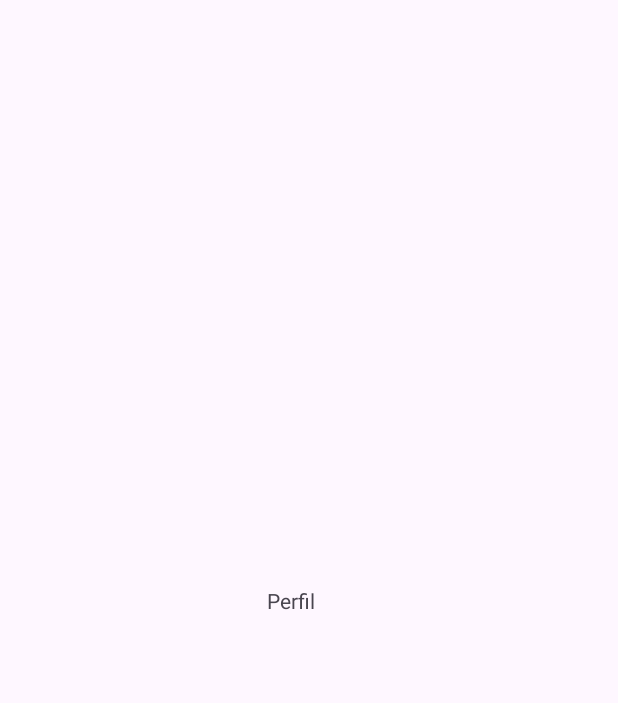
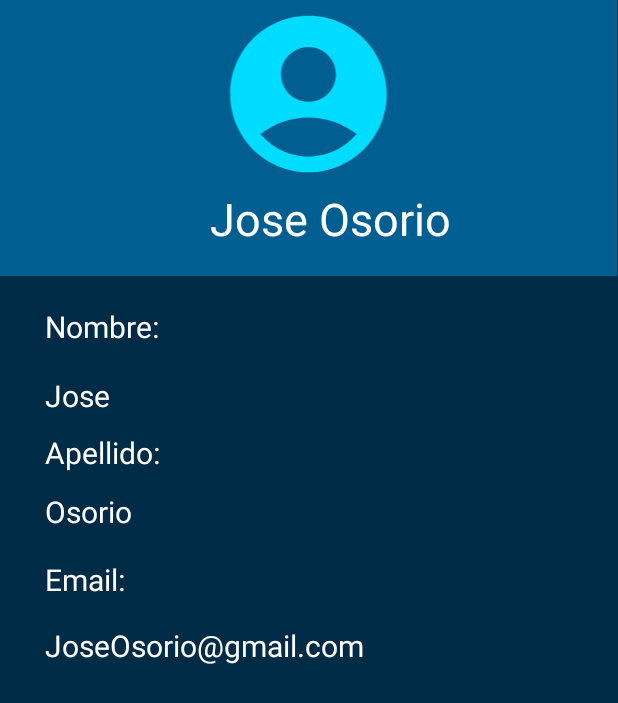
Before and after one commit to AlexaderW/ProyectoApp, an Android app: the Perfil screen opened directly, with no data from a screen before it, on a phone screen of 412 x 824 dp. Before the commit the part shown is almost empty. Shown: the top 703 px of the screen. Run offline under Robolectric (Android 15) with nearby library versions, the phone set to English and light mode, and no system bars.

Commit message:
perfil completado

```diff
--- /dev/null
+++ b/chacomboApp/app/src/main/res/drawable/icono_user.xml
@@ -0,0 +1,5 @@
+<vector android:height="24dp" android:tint="#00DCFF"
+    android:viewportHeight="24" android:viewportWidth="24"
+    android:width="24dp" xmlns:android="http://schemas.android.com/apk/res/android">
+    <path android:fillColor="@android:color/white" android:pathData="M12,2C6.48,2 2,6.48 2,12s4.48,10 10,10s10,-4.48 10,-10S17.52,2 12,2zM12,6c1.93,0 3.5,1.57 3.5,3.5S13.93,13 12,13s-3.5,-1.57 -3.5,-3.5S10.07,6 12,6zM12,20c-2.03,0 -4.43,-0.82 -6.14,-2.88C7.55,15.8 9.68,15 12,15s4.45,0.8 6.14,2.12C16.43,19.18 14.03,20 12,20z"/>
+</vector>
--- a/chacomboApp/app/src/main/res/layout/activity_perfil.xml
+++ b/chacomboApp/app/src/main/res/layout/activity_perfil.xml
@@ -6,17 +6,97 @@
     android:layout_height="match_parent"
     tools:context=".Perfil">
 
-    <TextView
-        android:id="@+id/textView9"
-        android:layout_width="wrap_content"
-        android:layout_height="wrap_content"
-        android:layout_marginStart="177dp"
-        android:layout_marginTop="344dp"
-        android:layout_marginEnd="201dp"
-        android:layout_marginBottom="368dp"
-        android:text="Perfil"
+    <LinearLayout
+        android:layout_width="414dp"
+        android:layout_height="match_parent"
+        android:background="#002b47"
+        android:orientation="vertical"
         app:layout_constraintBottom_toBottomOf="parent"
         app:layout_constraintEnd_toEndOf="parent"
+        app:layout_constraintHorizontal_bias="0.0"
         app:layout_constraintStart_toStartOf="parent"
-        app:layout_constraintTop_toTopOf="parent" />
+        app:layout_constraintVertical_bias="0.201">
+
+        <LinearLayout
+            android:id="@+id/linearLayout"
+            android:layout_width="411dp"
+            android:layout_height="184dp"
+            android:background="#005e90"
+            android:orientation="vertical">
+
+            <ImageView
+                android:id="@+id/imageView2"
+                android:layout_width="match_parent"
+                android:layout_height="125dp"
+                app:srcCompat="@drawable/icono_user" />
+
+            <TextView
+                android:id="@+id/textView10"
+                android:layout_width="match_parent"
+                android:layout_height="match_parent"
+                android:layout_marginLeft="140dp"
+                android:background="#0000BCD4"
+                android:text="Jose Osorio"
+
+                android:textColor="#FFFFFFFF"
+                android:textSize="30sp" />
+
+        </LinearLayout>
+
+        <TextView
+            android:id="@+id/textView12"
+            android:layout_width="match_parent"
+            android:layout_height="46dp"
+            android:layout_marginLeft="30dp"
+            android:layout_marginTop="20dp"
+            android:text="Nombre:"
+            android:textColor="#FFFFFFFF"
+            android:textSize="20sp" />
+
+        <TextView
+            android:id="@+id/textView14"
+            android:layout_width="match_parent"
+            android:layout_height="38dp"
+            android:layout_marginLeft="30dp"
+            android:text="Jose "
+            android:textColor="#FFFFFFFF"
+            android:textSize="20sp" />
+
+        <TextView
+            android:id="@+id/textView15"
+            android:layout_width="match_parent"
+            android:layout_height="39dp"
+            android:layout_marginLeft="30dp"
+            android:text="Apellido:"
+            android:textColor="#FFFFFFFF"
+            android:textSize="20sp" />
+
+        <TextView
+            android:id="@+id/textView16"
+            android:layout_width="match_parent"
+            android:layout_height="45dp"
+            android:layout_marginLeft="30dp"
+            android:text="Osorio "
+            android:textColor="#FFFFFFFF"
+            android:textSize="20sp" />
+
+        <TextView
+            android:id="@+id/textView18"
+            android:layout_width="match_parent"
+            android:layout_height="44dp"
+            android:layout_marginLeft="30dp"
+            android:text="Email:"
+            android:textColor="#FFFFFFFF"
+            android:textSize="20sp" />
+
+        <TextView
+            android:id="@+id/textView19"
+            android:layout_width="match_parent"
+            android:layout_height="42dp"
+            android:layout_marginLeft="30dp"
+            android:text="JoseOsorio@gmail.com"
+            android:textColor="#FFFFFFFF"
+            android:textSize="20sp" />
+
+    </LinearLayout>
 </androidx.constraintlayout.widget.ConstraintLayout>
```
